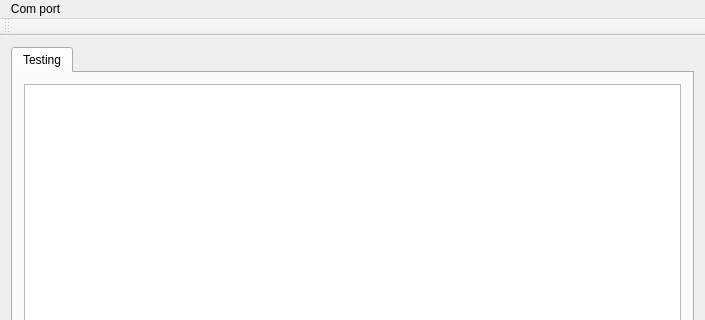
The window that mainwindow.ui (jivilkov/IBLTest) describes before a commit, drawn with Qt 5; both pictures show x 0 to 705 and y 0 to 320 of the 705 by 506 pixel window.
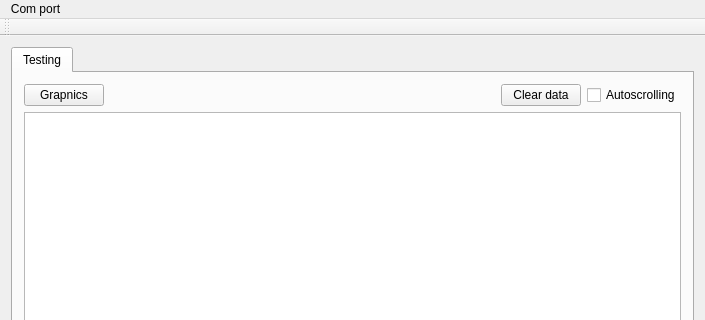
The same window after the commit.

Patch:
```diff
--- a/mainwindow.ui
+++ b/mainwindow.ui
@@ -26,6 +26,44 @@
        </attribute>
        <layout class="QGridLayout" name="gridLayout_2">
         <item row="0" column="0">
+         <layout class="QHBoxLayout" name="horizontalLayout">
+          <item>
+           <widget class="QPushButton" name="buttonGraphics">
+            <property name="text">
+             <string>Grapnics</string>
+            </property>
+           </widget>
+          </item>
+          <item>
+           <spacer name="horizontalSpacer">
+            <property name="orientation">
+             <enum>Qt::Horizontal</enum>
+            </property>
+            <property name="sizeHint" stdset="0">
+             <size>
+              <width>40</width>
+              <height>20</height>
+             </size>
+            </property>
+           </spacer>
+          </item>
+          <item>
+           <widget class="QPushButton" name="buttonClearData">
+            <property name="text">
+             <string>Clear data</string>
+            </property>
+           </widget>
+          </item>
+          <item>
+           <widget class="QCheckBox" name="checkBoxAutoScroll">
+            <property name="text">
+             <string>Autoscrolling</string>
+            </property>
+           </widget>
+          </item>
+         </layout>
+        </item>
+        <item row="1" column="0">
          <widget class="QTableView" name="tableView"/>
         </item>
        </layout>
```
